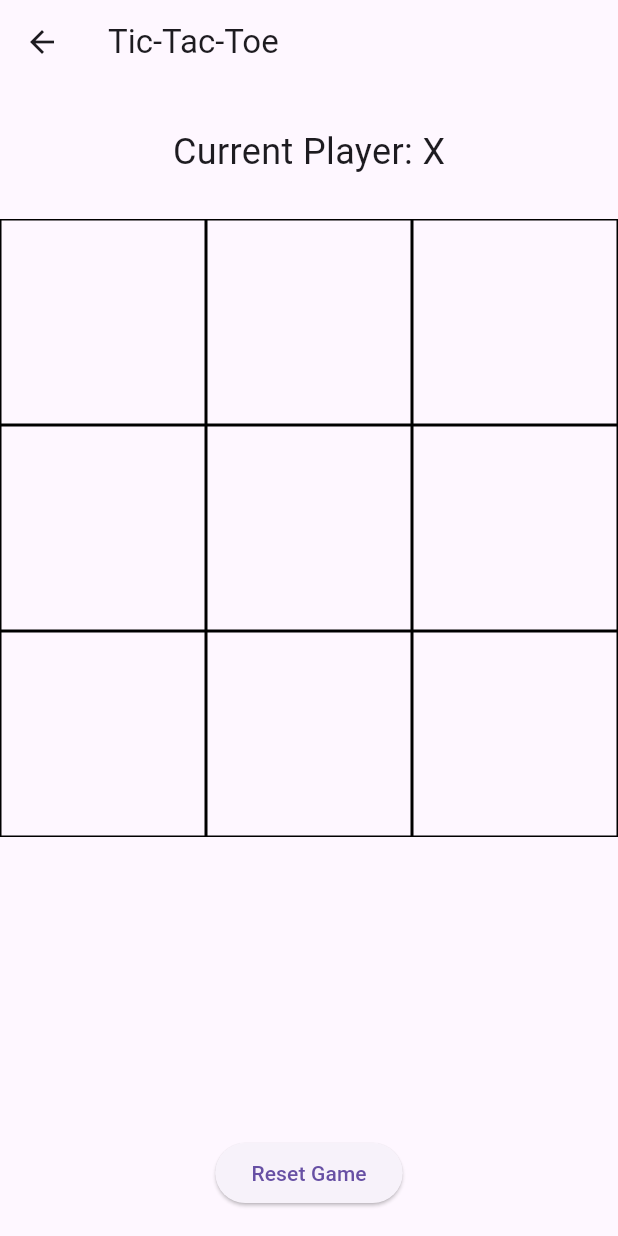
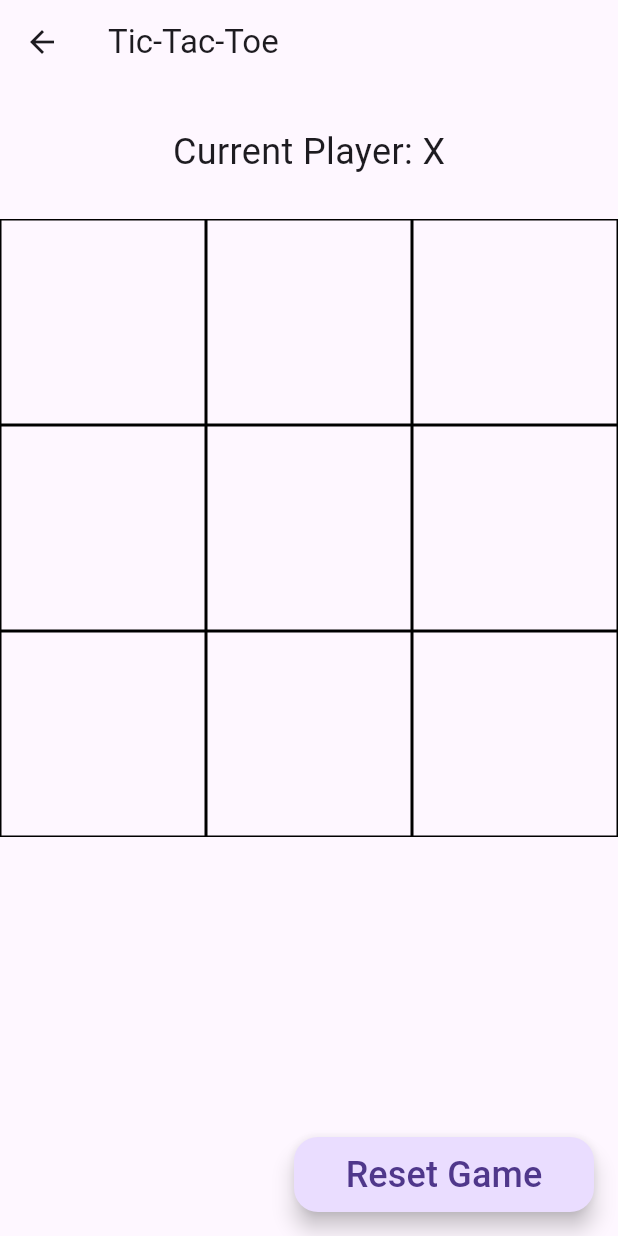
Before and after one commit to ART-SALI/Simple_Game_Pack, a Flutter app: the TicTacToeGame screen opened directly, on a phone screen of 412 x 824 dp. Run offline on Flutter 3.47's test engine with Material 3 defaults, Android fonts, the phone set to English and light mode, and no system bars; our stand-ins replace confetti, shared_preferences; accounts and stored records are empty.

Commit message:
ADDED FLOATING_AUCTION_BUTTON

```diff
--- a/lib/two_players/two_players_games/tic_tak_toe/tic_tak_toe_game.dart
+++ b/lib/two_players/two_players_games/tic_tak_toe/tic_tak_toe_game.dart
@@ -73,7 +73,7 @@ class _TicTacToeGameState extends State<TicTacToeGame> {
     showDialog(
       context: context,
       builder: (context) => AlertDialog(
-        title: Text('Game Over'),
+        title: const Text('Game Over'),
         content: Text(winner == 'Draw' ? 'It\'s a draw!' : 'Player $winner wins!'),
         actions: [
           TextButton(
@@ -81,7 +81,7 @@ class _TicTacToeGameState extends State<TicTacToeGame> {
               resetGame();
               Navigator.pop(context);
             },
-            child: Text('Play Again'),
+            child: const Text('Play Again'),
           ),
         ],
       ),
@@ -98,7 +98,18 @@ class _TicTacToeGameState extends State<TicTacToeGame> {
   Widget build(BuildContext context) {
     return Scaffold(
       appBar: AppBar(
-        title: Text('Tic-Tac-Toe'),
+        title: const Text('Tic-Tac-Toe'),
+      ),
+      floatingActionButton: SizedBox(
+        height: 50,
+        width: 200,
+        child: FloatingActionButton(
+          onPressed: resetGame,
+          child: const Text('Reset Game',
+          style: TextStyle(
+            fontSize: 24
+          ),),
+        ),
       ),
       body: Column(
         mainAxisAlignment: MainAxisAlignment.center,
@@ -107,12 +118,12 @@ class _TicTacToeGameState extends State<TicTacToeGame> {
             padding: const EdgeInsets.all(28.0),
             child: Text(
               'Current Player: $currentPlayer',
-              style: TextStyle(fontSize: 24),
+              style: const TextStyle(fontSize: 24),
             ),
           ),
           Expanded(
             child: GridView.builder(
-              gridDelegate: SliverGridDelegateWithFixedCrossAxisCount(
+              gridDelegate: const SliverGridDelegateWithFixedCrossAxisCount(
                 crossAxisCount: 3,
               ),
               itemCount: 9,
@@ -128,7 +139,7 @@ class _TicTacToeGameState extends State<TicTacToeGame> {
                     child: Center(
                       child: Text(
                         board[row][col],
-                        style: TextStyle(fontSize: 48),
+                        style: const TextStyle(fontSize: 48),
                       ),
                     ),
                   ),
@@ -136,13 +147,7 @@ class _TicTacToeGameState extends State<TicTacToeGame> {
               },
             ),
           ),
-          Padding(
-            padding: const EdgeInsets.all(18.0),
-            child: ElevatedButton(
-              onPressed: resetGame,
-              child: Text('Reset Game'),
-            ),
-          ),
+
         ],
       ),
     );
```
